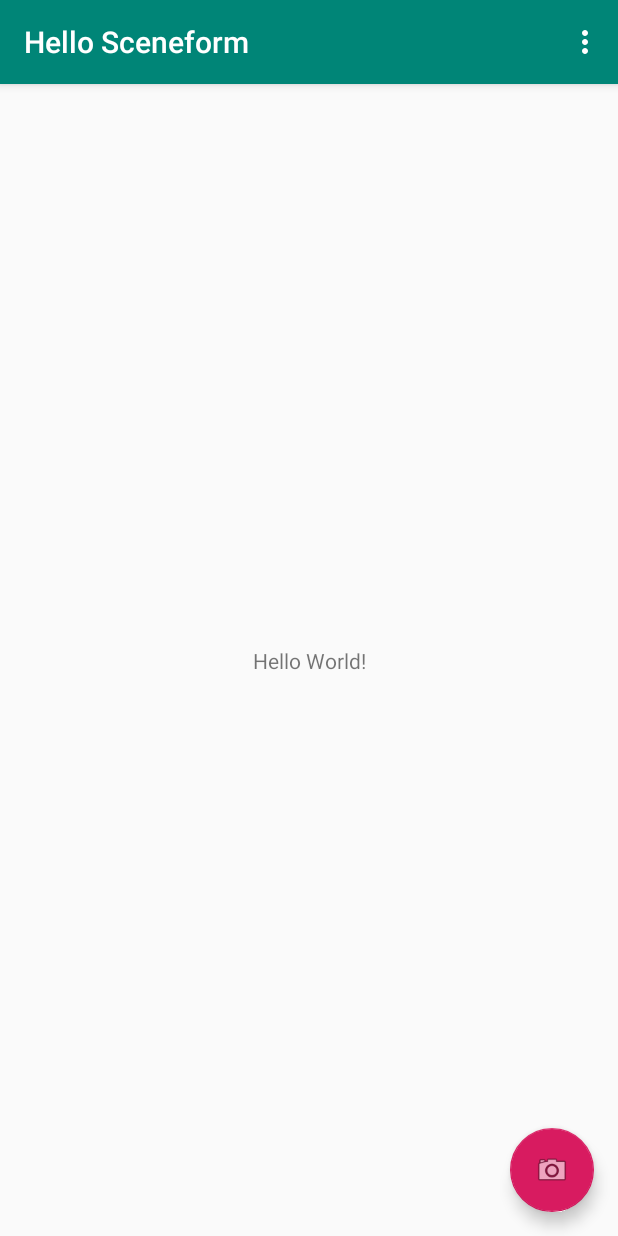
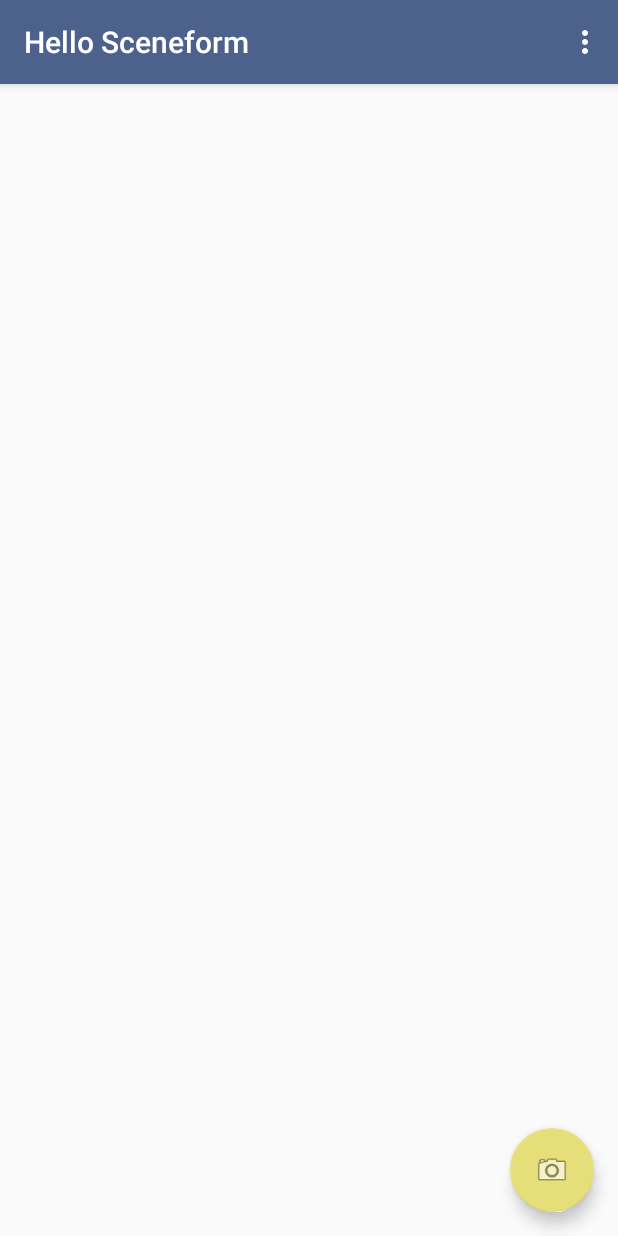
Before and after one commit to ramonaharrison/ar-workshop, an Android app: the screen it shows after launch (MainActivity), on a phone screen of 412 x 824 dp. Run offline under Robolectric (Android 15) with nearby library versions, the phone set to English and light mode, and no system bars.

Commit message:
change app theme

```diff
--- a/app/src/main/java/com/nytimes/android/ramonaharrison/MainActivity.kt
+++ b/app/src/main/java/com/nytimes/android/ramonaharrison/MainActivity.kt
@@ -15,8 +15,7 @@ class MainActivity : AppCompatActivity() {
         setSupportActionBar(toolbar)
 
         fab.setOnClickListener { view ->
-            Snackbar.make(view, "Replace with your own action", Snackbar.LENGTH_LONG)
-                .setAction("Action", null).show()
+            Snackbar.make(view, "Replace with your own action", Snackbar.LENGTH_LONG).setAction("Action", null).show()
         }
     }
 
--- a/app/src/main/res/layout/content_main.xml
+++ b/app/src/main/res/layout/content_main.xml
@@ -9,13 +9,6 @@
         tools:showIn="@layout/activity_main"
         tools:context=".MainActivity">
 
-    <TextView
-            android:layout_width="wrap_content"
-            android:layout_height="wrap_content"
-            android:text="Hello World!"
-            app:layout_constraintBottom_toBottomOf="parent"
-            app:layout_constraintLeft_toLeftOf="parent"
-            app:layout_constraintRight_toRightOf="parent"
-            app:layout_constraintTop_toTopOf="parent"/>
+    <!-- Add your ARFragment here -->
 
 </androidx.constraintlayout.widget.ConstraintLayout>
--- a/app/src/main/res/values/colors.xml
+++ b/app/src/main/res/values/colors.xml
@@ -1,6 +1,6 @@
 <?xml version="1.0" encoding="utf-8"?>
 <resources>
-    <color name="colorPrimary">#008577</color>
-    <color name="colorPrimaryDark">#00574B</color>
-    <color name="colorAccent">#D81B60</color>
+    <color name="colorPrimary">#4C618B</color>
+    <color name="colorPrimaryDark">#232E44</color>
+    <color name="colorAccent">#E6DE78</color>
 </resources>
```
Also changed, not shown: 2 other files.
